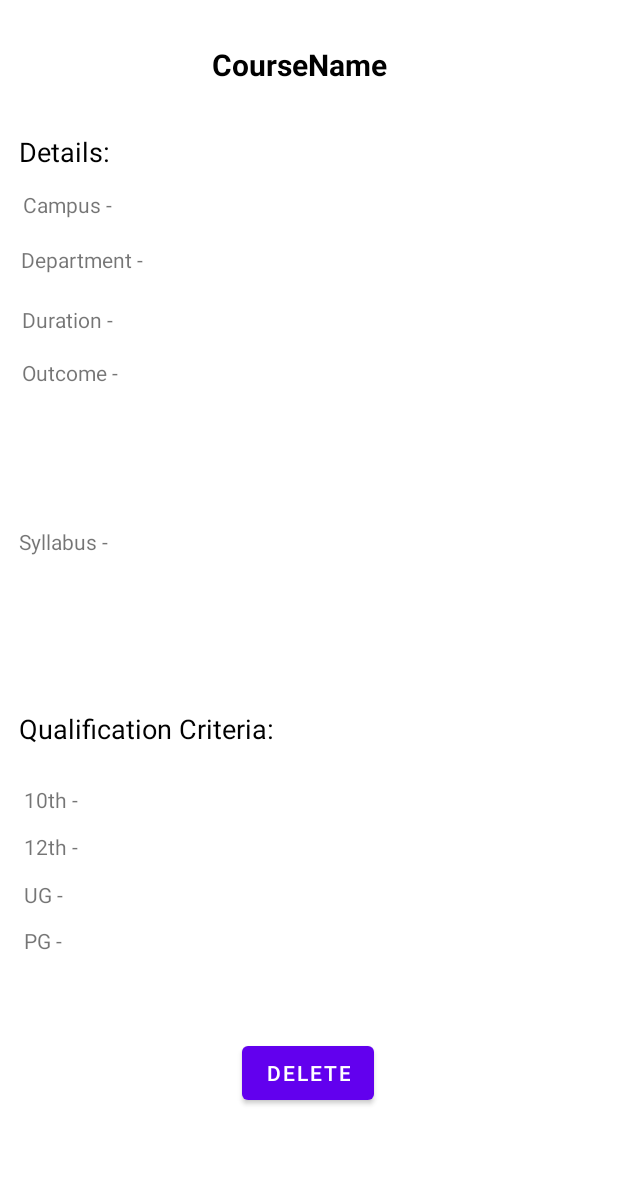
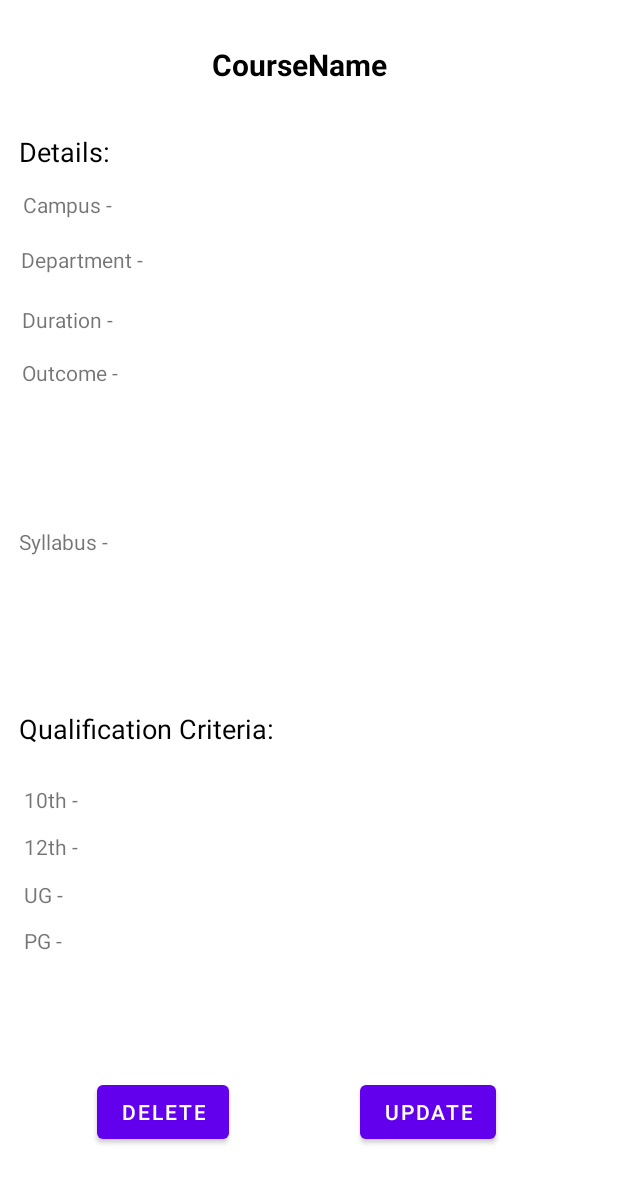
Before and after one commit to gmadhuri10/Automating-PhD-Admission-1, an Android app: the AdminCourseView screen opened directly, with no data from a screen before it, on a phone screen of 412 x 824 dp. Shown: the top 1183 px of the screen. Run offline under Robolectric (Android 15) with nearby library versions, the light colour scheme and no system bars; our stand-ins replace Firebase (no records; nobody signed in at launch, a user with empty details on screens opened directly); 10 statements that could not run were skipped.

Commit message:
Updation activited created design UI

```diff
--- a/app/src/main/AndroidManifest.xml
+++ b/app/src/main/AndroidManifest.xml
@@ -9,6 +9,9 @@
         android:roundIcon="@mipmap/ic_launcher_round"
         android:supportsRtl="true"
         android:theme="@style/Theme.UniApp">
+        <activity
+            android:name=".AdminCourseUpdation"
+            android:exported="false" />
         <activity
             android:name=".AdminCourseView"
             android:exported="false" />
--- a/app/src/main/res/layout/activity_admin_course_view.xml
+++ b/app/src/main/res/layout/activity_admin_course_view.xml
@@ -312,10 +312,24 @@
         android:text="Delete"
         app:layout_constraintBottom_toBottomOf="parent"
         app:layout_constraintEnd_toEndOf="parent"
-        app:layout_constraintHorizontal_bias="0.498"
+        app:layout_constraintHorizontal_bias="0.199"
         app:layout_constraintStart_toStartOf="parent"
         app:layout_constraintTop_toBottomOf="@+id/CourseNameNew"
-        app:layout_constraintVertical_bias="0.881">
+        app:layout_constraintVertical_bias="0.918">
+
+    </Button>
+
+    <Button
+        android:id="@+id/courseUpdationBtn"
+        android:layout_width="wrap_content"
+        android:layout_height="wrap_content"
+        android:text="Update"
+        app:layout_constraintBottom_toBottomOf="parent"
+        app:layout_constraintEnd_toEndOf="parent"
+        app:layout_constraintHorizontal_bias="0.518"
+        app:layout_constraintStart_toEndOf="@+id/CourseDeleteBtn"
+        app:layout_constraintTop_toBottomOf="@+id/CourseNameNew"
+        app:layout_constraintVertical_bias="0.918">
 
     </Button>
 </androidx.constraintlayout.widget.ConstraintLayout>
```
Also changed, not shown: app/src/main/java/com/winash/uniapp/AdminCourseUpdation.java (added, +14 -0 lines), app/src/main/res/layout/activity_admin_course_updation.xml (added, +9 -0 lines).
